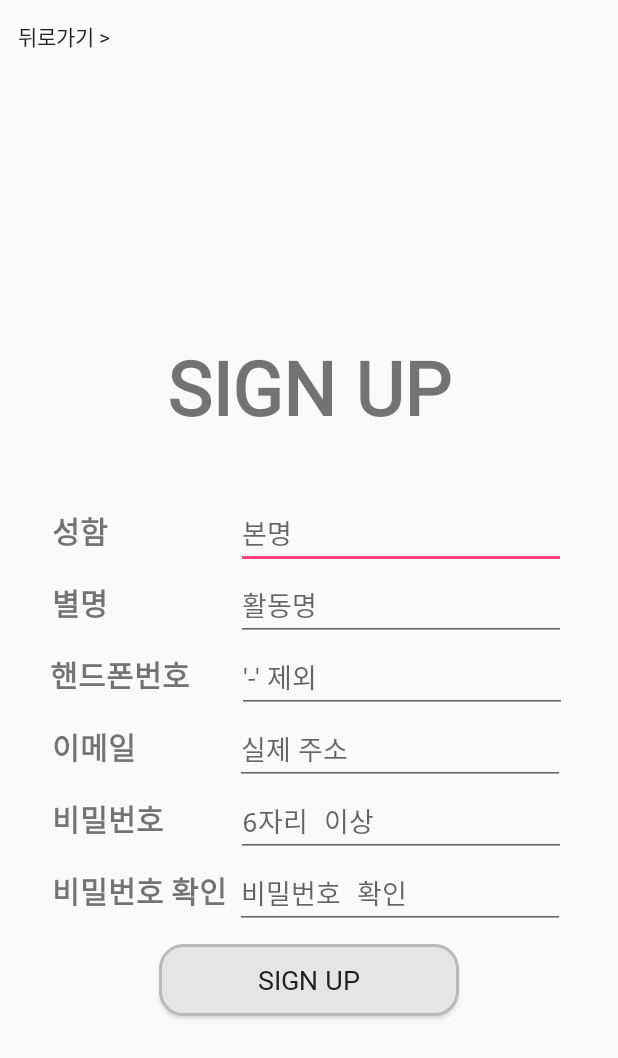
After one commit to Choiyou/OTP, an Android app: the SignupActivity screen opened directly, with no data from a screen before it, on a phone screen of 412 x 824 dp. The commit adds this screen. Shown: the top 1058 px of the screen. Run offline under Robolectric (Android 15) with nearby library versions, the phone set to English and light mode, and no system bars; our stand-ins replace Firebase (no records; nobody signed in at launch, a user with empty details on screens opened directly).

Commit message:
Signin/Signup/real time Database 연결

```diff
--- a/app/build.gradle
+++ b/app/build.gradle
@@ -1,4 +1,6 @@
 apply plugin: 'com.android.application'
+
+apply plugin: 'com.google.gms.google-services'
 
 android {
     compileSdkVersion 27
@@ -22,6 +24,10 @@ dependencies {
     implementation fileTree(dir: 'libs', include: ['*.jar'])
     implementation 'com.android.support:appcompat-v7:27.1.1'
     implementation 'com.android.support.constraint:constraint-layout:1.0.2'
+    implementation 'com.google.firebase:firebase-analytics:11.0.4'
+    implementation 'com.google.firebase:firebase-core:11.0.4'
+    implementation 'com.google.firebase:firebase-auth:11.0.4'
+    implementation 'com.google.firebase:firebase-database:11.0.4'
     testImplementation 'junit:junit:4.12'
     androidTestImplementation 'com.android.support.test:runner:0.5'
     androidTestImplementation 'com.android.support.test.espresso:espresso-core:3.0.2'
--- a/app/src/main/AndroidManifest.xml
+++ b/app/src/main/AndroidManifest.xml
@@ -10,6 +10,8 @@
         android:supportsRtl="true"
         android:theme="@style/AppTheme">
         <activity android:name=".MainActivity"/>
+        <activity android:name=".SignupActivity"/>
+        <activity android:name=".TabActivity"/>
         <activity android:name=".IntroActivity">
             <intent-filter>
                 <action android:name="android.intent.action.MAIN" />
--- /dev/null
+++ b/app/src/main/java/com/example/os150/otp/SignupActivity.java
@@ -0,0 +1,143 @@
+package com.example.os150.otp;
+
+import android.app.Activity;
+import android.app.ProgressDialog;
+import android.content.Intent;
+import android.os.Bundle;
+import android.support.annotation.NonNull;
+import android.support.annotation.Nullable;
+import android.text.TextUtils;
+import android.util.Log;
+import android.util.Patterns;
+import android.view.View;
+import android.widget.Button;
+import android.widget.EditText;
+import android.widget.Toast;
+
+import com.google.android.gms.tasks.OnCompleteListener;
+import com.google.android.gms.tasks.Task;
+import com.google.firebase.auth.AuthResult;
+import com.google.firebase.auth.FirebaseAuth;
+import com.google.firebase.auth.UserInfo;
+import com.google.firebase.database.DatabaseReference;
+import com.google.firebase.database.FirebaseDatabase;
+
+import org.w3c.dom.Text;
+
+import java.util.regex.Pattern;
+
+/**
+ * Created by os150 on 2020-05-19.
+ */
+
+public class SignupActivity extends Activity {
+
+    private FirebaseAuth mAuth;
+    Button backbtn;
+    Button signupbtn;
+    EditText mname;
+    EditText mnickname;
+    EditText mphonenum;
+    EditText memail;
+    EditText mpw;
+    EditText mpwc;
+    @Override
+    protected void onCreate(@Nullable Bundle savedInstanceState) {
+        super.onCreate(savedInstanceState);
+        setContentView(R.layout.activity_signup);
+
+        backbtn = (Button)findViewById(R.id.backbtn);
+        signupbtn = (Button)findViewById(R.id.signupbtn);
+        mname = (EditText)findViewById(R.id.name);
+        mnickname = (EditText)findViewById(R.id.nickname);
+        mphonenum = (EditText)findViewById(R.id.phonenum);
+        memail = (EditText)findViewById(R.id.email);
+        mpw = (EditText)findViewById(R.id.pw);
+        mpwc = (EditText)findViewById(R.id.pwcheck);
+
+        final ProgressDialog progressDialog = new ProgressDialog(this);
+
+        mAuth = FirebaseAuth.getInstance();
+
+        backbtn.setOnClickListener(new View.OnClickListener() {
+            @Override
+            public void onClick(View view) {
+                Intent backintent = new Intent(getApplicationContext(),MainActivity.class);
+                startActivity(backintent);
+                finish();
+            }
+        });
+
+        signupbtn.setOnClickListener(new View.OnClickListener() {
+            @Override
+            public void onClick(View view) {
+                final String name = mname.getText().toString();
+                final String nickname = mnickname.getText().toString();
+                final  String phonenum = mphonenum.getText().toString();
+                final String email = memail.getText().toString();
+                final String pw = mpw.getText().toString();
+                final  String pwc = mpwc.getText().toString();
+                final String profileimage = getResources().getDrawable(R.drawable.drawable_userimage).toString();
+
+
+                if(TextUtils.isEmpty(name)){
+                    mname.setError("이름을 입력해주세요.");
+                    return;
+                }else if(TextUtils.isEmpty(nickname)){
+                    mnickname.setError("별명을 입력해주세요.");
+                    return;
+                }else if(TextUtils.isEmpty(phonenum)){
+                    mphonenum.setError("휴대폰번호를 입력해주세요.");
+                    return;
+                }else if(TextUtils.isEmpty(email)){
+                    memail.setError("이메일을 입력해주세요.");
+                    return;
+                }else if(TextUtils.isEmpty(pw)){
+                    mpw.setError("비밀번호를 입력해주세요.");
+                    return;
+                }else if(TextUtils.isEmpty(pwc)){
+                    mpwc.setError("비밀번호 확인을 입력해주세요.");
+                    return;
+                }
+                if(pw.length()<=5){
+                    mpw.setError("6글자 이상 입력해주세요.");
+                    mpw.setText("");
+                }if(!pwc.equals(pw)){
+                    mpwc.setError("비밀번호가 일치하지 않습니다.");
+                    mpwc.setText("");
+                    mpwc.requestFocus();
+                    return;
+                }
+                if(!Patterns.EMAIL_ADDRESS.matcher(email).matches()){
+                    memail.setError("이메일 형식이 아닙니다");
+                }
+
+                progressDialog.setMessage("회원가입중입니다 \n기다려주세요 :)");
+                progressDialog.show();
+                mAuth.createUserWithEmailAndPassword(email,pw).addOnCompleteListener(SignupActivity.this, new OnCompleteListener<AuthResult>() {
+                    @Override
+                    public void onComplete(@NonNull Task<AuthResult> task) {
+                        if(task.isSuccessful()){
+                            DatabaseReference mDatabase = FirebaseDatabase.getInstance().getReference("users");
+                            com.example.os150.otp.UserInfo userInfo = new com.example.os150.otp.UserInfo(name,nickname,phonenum,email,profileimage);
+                            mDatabase.child("userInfo").child(mAuth.getCurrentUser().getUid()).setValue(userInfo);
+                            Toast.makeText(getApplicationContext(),"회원가입 성공", Toast.LENGTH_SHORT).show();
+                            startActivity(new Intent(getApplicationContext(),TabActivity.class));
+                            finish();
+                        }else{
+                            Toast.makeText(getApplicationContext(),"회원가입 실패",Toast.LENGTH_SHORT).show();
+                            progressDialog.dismiss();
+                        }
+                    }
+                });
+            }
+        });
+
+    }
+
+
+    @Override
+    public void onBackPressed() {
+      //  super.onBackPressed();
+    }
+}
--- a/app/src/main/res/layout/activity_intro.xml
+++ b/app/src/main/res/layout/activity_intro.xml
@@ -5,7 +5,7 @@
     android:layout_height="match_parent"
     android:orientation="vertical"
     android:gravity="center"
-    android:background="#d4f6fb"
+    android:background="#e0f1f4"
     >
 
     <ImageView
--- /dev/null
+++ b/app/src/main/res/layout/activity_signup.xml
@@ -0,0 +1,186 @@
+<?xml version="1.0" encoding="utf-8"?>
+<LinearLayout
+    xmlns:android="http://schemas.android.com/apk/res/android"
+    xmlns:app="http://schemas.android.com/apk/res-auto"
+    xmlns:tools="http://schemas.android.com/tools"
+    android:layout_width="match_parent"
+    android:layout_height="match_parent"
+    android:orientation="vertical"
+    tools:context="com.example.os150.otp.MainActivity">
+    <Button
+        android:id="@+id/backbtn"
+        android:layout_width="wrap_content"
+        android:layout_height="wrap_content"
+        android:background="@android:color/transparent"
+        android:text="뒤로가기 > "
+        android:fontFamily="@font/cafe24simplehae"/>
+    <LinearLayout
+        android:layout_width="match_parent"
+        android:layout_height="match_parent"
+        android:orientation="vertical"
+        android:gravity="center">
+
+
+    <TextView
+        android:layout_width="wrap_content"
+        android:layout_height="wrap_content"
+        android:layout_gravity="center"
+        android:padding="40dp"
+        android:text="SIGN UP"
+        android:textSize="50dp"
+        android:textStyle="bold"
+        android:fontFamily="@font/cafe24simplehae"
+        />
+    <LinearLayout
+        android:layout_width="wrap_content"
+        android:layout_height="wrap_content"
+        android:layout_gravity="center"
+        android:orientation="horizontal">
+
+        <TextView
+            android:layout_width="wrap_content"
+            android:layout_height="wrap_content"
+            android:layout_marginRight="85dp"
+            android:fontFamily="@font/cafe24simplehae"
+            android:text="성함"
+            android:textSize="20dp"
+            android:textStyle="bold" />
+        <EditText
+            android:id="@+id/name"
+            android:layout_width="220dp"
+            android:layout_height="wrap_content"
+            android:singleLine="true"
+            android:hint="본명"
+            />
+    </LinearLayout>
+    <LinearLayout
+        android:layout_width="wrap_content"
+        android:layout_height="wrap_content"
+        android:layout_gravity="center"
+        android:orientation="horizontal">
+        <TextView
+            android:layout_width="wrap_content"
+            android:layout_height="wrap_content"
+            android:layout_marginRight="85dp"
+            android:text="별명"
+            android:textStyle="bold"
+            android:textSize="20dp"
+            android:fontFamily="@font/cafe24simplehae"
+            />
+
+        <EditText
+            android:id="@+id/nickname"
+            android:layout_width="220dp"
+            android:layout_height="wrap_content"
+            android:hint="활동명"
+            android:inputType="textPassword"
+            android:singleLine="true"
+            />
+    </LinearLayout>
+    <LinearLayout
+        android:layout_width="wrap_content"
+        android:layout_height="wrap_content"
+        android:layout_gravity="center"
+        android:orientation="horizontal">
+        <TextView
+            android:layout_width="wrap_content"
+            android:layout_height="wrap_content"
+            android:layout_marginRight="31dp"
+            android:text="핸드폰번호"
+            android:textStyle="bold"
+            android:textSize="20dp"
+            android:fontFamily="@font/cafe24simplehae"
+            />
+
+        <EditText
+            android:id="@+id/phonenum"
+            android:layout_width="220dp"
+            android:layout_height="wrap_content"
+            android:hint="'-' 제외"
+            android:singleLine="true"
+            />
+    </LinearLayout>
+    <LinearLayout
+        android:layout_width="wrap_content"
+        android:layout_height="wrap_content"
+        android:layout_gravity="center"
+        android:orientation="horizontal">
+        <TextView
+            android:layout_width="wrap_content"
+            android:layout_height="wrap_content"
+            android:layout_marginRight="66dp"
+            android:text="이메일"
+            android:textStyle="bold"
+            android:textSize="20dp"
+            android:fontFamily="@font/cafe24simplehae"
+            />
+
+        <EditText
+            android:id="@+id/email"
+            android:layout_width="220dp"
+            android:layout_height="wrap_content"
+            android:hint="실제 주소"
+            android:singleLine="true"
+            />
+    </LinearLayout>
+    <LinearLayout
+        android:layout_width="wrap_content"
+        android:layout_height="wrap_content"
+        android:layout_gravity="center"
+        android:orientation="horizontal">
+        <TextView
+            android:layout_width="wrap_content"
+            android:layout_height="wrap_content"
+            android:layout_marginRight="48dp"
+            android:text="비밀번호"
+            android:textStyle="bold"
+            android:textSize="20dp"
+            android:fontFamily="@font/cafe24simplehae"
+            />
+
+        <EditText
+            android:id="@+id/pw"
+            android:layout_width="220dp"
+            android:layout_height="wrap_content"
+            android:hint="6자리 이상"
+            android:inputType="textPassword"
+            android:singleLine="true"
+            />
+    </LinearLayout>
+    <LinearLayout
+        android:layout_width="wrap_content"
+        android:layout_height="wrap_content"
+        android:layout_gravity="center"
+        android:orientation="horizontal">
+        <TextView
+            android:layout_width="wrap_content"
+            android:layout_height="wrap_content"
+            android:layout_marginRight="5dp"
+            android:text="비밀번호 확인"
+            android:textStyle="bold"
+            android:textSize="20dp"
+            android:fontFamily="@font/cafe24simplehae"
+            />
+
+        <EditText
+            android:id="@+id/pwcheck"
+            android:layout_width="220dp"
+            android:layout_height="wrap_content"
+            android:hint="비밀번호 확인"
+            android:inputType="textPassword"
+            android:singleLine="true"
+            />
+    </LinearLayout>
+    <Button
+        android:id="@+id/signupbtn"
+        android:layout_width="200dp"
+        android:layout_height="wrap_content"
+        android:background="@drawable/button_round"
+        android:layout_margin="10dp"
+        android:textSize="18dp"
+        android:text="Sign up"
+        android:fontFamily="@font/cafe24simplehaebold"
+        />
+    </LinearLayout>
+
+</LinearLayout>
--- /dev/null
+++ b/app/src/main/res/layout/activity_tab.xml
@@ -0,0 +1,6 @@
+<?xml version="1.0" encoding="utf-8"?>
+<android.support.constraint.ConstraintLayout
+    xmlns:android="http://schemas.android.com/apk/res/android" android:layout_width="match_parent"
+    android:layout_height="match_parent">
+
+</android.support.constraint.ConstraintLayout>
--- a/build.gradle
+++ b/build.gradle
@@ -8,6 +8,7 @@ buildscript {
     }
     dependencies {
         classpath 'com.android.tools.build:gradle:3.0.0'
+        classpath 'com.google.gms:google-services:4.0.0'
 
 
         // NOTE: Do not place your application dependencies here; they belong
```
Also changed, not shown: app/src/main/java/com/example/os150/otp/MainActivity.java (+83 -0 lines), app/src/main/java/com/example/os150/otp/TabActivity.java (added, +17 -0 lines), app/src/main/java/com/example/os150/otp/UserInfo.java (added, +33 -0 lines), app/src/main/res/drawable/drawable_userimage.png (added), 1 other file.
